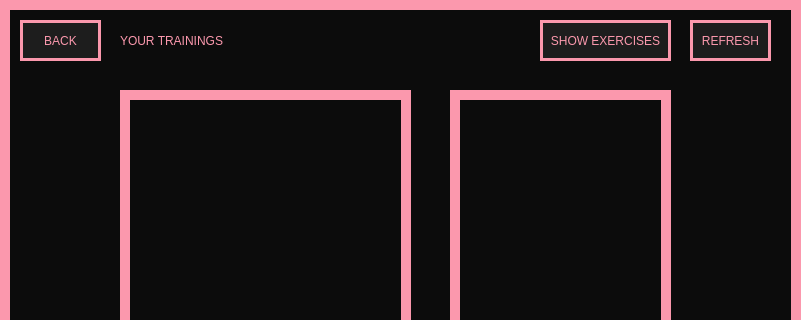
First picture: the form in View/BrowseTrainingsWindow.ui, repository Hanna-J-K/fitnessapp, before the edit; both pictures show x 0 to 801 and y 0 to 320 of the 801 by 600 pixel window.
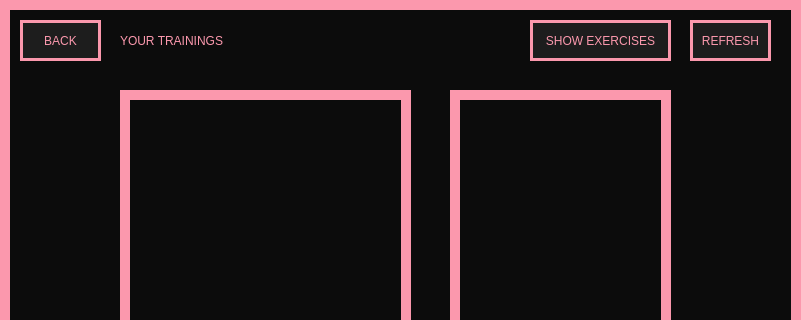
Second picture: the form after the edit.

Patch:
```diff
--- a/View/BrowseTrainingsWindow.ui
+++ b/View/BrowseTrainingsWindow.ui
@@ -90,7 +90,7 @@
      <rect>
       <x>120</x>
       <y>20</y>
-      <width>261</width>
+      <width>321</width>
       <height>41</height>
      </rect>
     </property>
@@ -158,9 +158,9 @@
    <widget class="QPushButton" name="show_exercise_btn">
     <property name="geometry">
      <rect>
-      <x>540</x>
+      <x>530</x>
       <y>20</y>
-      <width>131</width>
+      <width>141</width>
       <height>41</height>
      </rect>
     </property>
```
